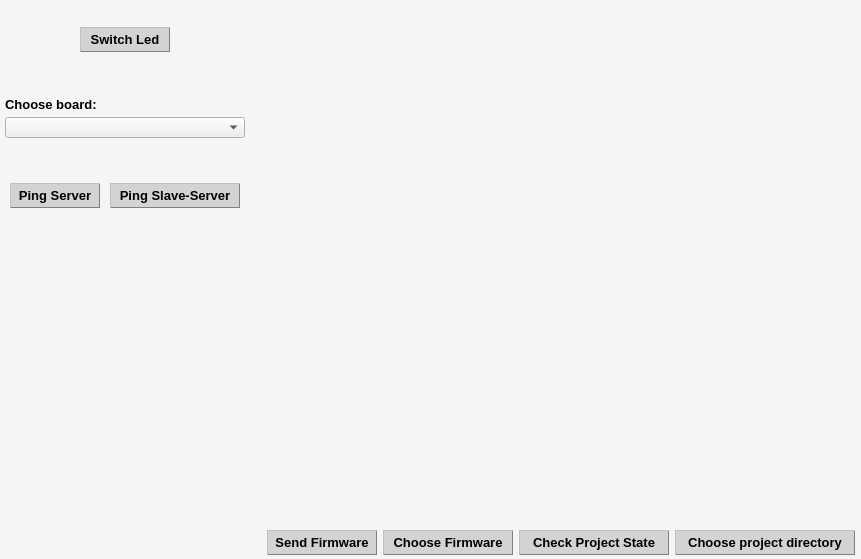
First picture: the form in CLIENT/RHE_Client/rhe_widget.ui, repository qvinn/RHE, before the edit.
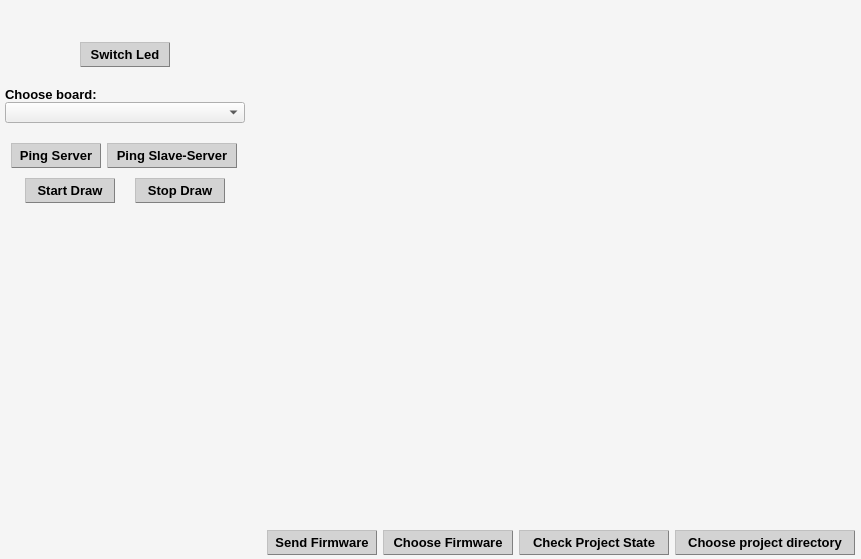
Second picture: the form after the edit. Custom widgets are drawn as their Qt base class.

The edit to the form file:
```diff
--- a/CLIENT/RHE_Client/rhe_widget.ui
+++ b/CLIENT/RHE_Client/rhe_widget.ui
@@ -138,7 +138,7 @@
      <item>
       <layout class="QVBoxLayout" name="verticalLayout">
        <property name="spacing">
-        <number>5</number>
+        <number>0</number>
        </property>
        <property name="sizeConstraint">
         <enum>QLayout::SetMinimumSize</enum>
@@ -300,6 +300,22 @@
          </property>
         </widget>
        </item>
+       <item>
+        <spacer name="verticalSpacer_5">
+         <property name="orientation">
+          <enum>Qt::Vertical</enum>
+         </property>
+         <property name="sizeType">
+          <enum>QSizePolicy::Fixed</enum>
+         </property>
+         <property name="sizeHint" stdset="0">
+          <size>
+           <width>20</width>
+           <height>20</height>
+          </size>
+         </property>
+        </spacer>
+       </item>
        <item>
         <layout class="QHBoxLayout" name="horizontalLayout_3">
          <item>
@@ -594,7 +610,7 @@
          <property name="sizeHint" stdset="0">
           <size>
            <width>20</width>
-           <height>40</height>
+           <height>20</height>
           </size>
          </property>
         </spacer>
@@ -750,7 +766,7 @@
          <property name="sizeHint" stdset="0">
           <size>
            <width>20</width>
-           <height>40</height>
+           <height>20</height>
           </size>
          </property>
         </spacer>
@@ -1317,6 +1333,584 @@
          </item>
         </layout>
        </item>
+       <item>
+        <spacer name="verticalSpacer_4">
+         <property name="orientation">
+          <enum>Qt::Vertical</enum>
+         </property>
+         <property name="sizeType">
+          <enum>QSizePolicy::Fixed</enum>
+         </property>
+         <property name="sizeHint" stdset="0">
+          <size>
+           <width>20</width>
+           <height>10</height>
+          </size>
+         </property>
+        </spacer>
+       </item>
+       <item>
+        <layout class="QHBoxLayout" name="horizontalLayout_5">
+         <item>
+          <widget class="QPushButton" name="pushButton_strt_drw">
+           <property name="minimumSize">
+            <size>
+             <width>90</width>
+             <height>25</height>
+            </size>
+           </property>
+           <property name="maximumSize">
+            <size>
+             <width>90</width>
+             <height>25</height>
+            </size>
+           </property>
+           <property name="palette">
+            <palette>
+             <active>
+              <colorrole role="WindowText">
+               <brush brushstyle="SolidPattern">
+                <color alpha="255">
+                 <red>0</red>
+                 <green>0</green>
+                 <blue>0</blue>
+                </color>
+               </brush>
+              </colorrole>
+              <colorrole role="Button">
+               <brush brushstyle="SolidPattern">
+                <color alpha="255">
+                 <red>211</red>
+                 <green>211</green>
+                 <blue>211</blue>
+                </color>
+               </brush>
+              </colorrole>
+              <colorrole role="Text">
+               <brush brushstyle="SolidPattern">
+                <color alpha="255">
+                 <red>0</red>
+                 <green>0</green>
+                 <blue>0</blue>
+                </color>
+               </brush>
+              </colorrole>
+              <colorrole role="ButtonText">
+               <brush brushstyle="SolidPattern">
+                <color alpha="255">
+                 <red>0</red>
+                 <green>0</green>
+                 <blue>0</blue>
+                </color>
+               </brush>
+              </colorrole>
+              <colorrole role="Base">
+               <brush brushstyle="SolidPattern">
+                <color alpha="255">
+                 <red>211</red>
+                 <green>211</green>
+                 <blue>211</blue>
+                </color>
+               </brush>
+              </colorrole>
+              <colorrole role="Window">
+               <brush brushstyle="SolidPattern">
+                <color alpha="255">
+                 <red>211</red>
+                 <green>211</green>
+                 <blue>211</blue>
+                </color>
+               </brush>
+              </colorrole>
+              <colorrole role="PlaceholderText">
+               <brush brushstyle="SolidPattern">
+                <color alpha="128">
+                 <red>0</red>
+                 <green>0</green>
+                 <blue>0</blue>
+                </color>
+               </brush>
+              </colorrole>
+             </active>
+             <inactive>
+              <colorrole role="WindowText">
+               <brush brushstyle="SolidPattern">
+                <color alpha="255">
+                 <red>0</red>
+                 <green>0</green>
+                 <blue>0</blue>
+                </color>
+               </brush>
+              </colorrole>
+              <colorrole role="Button">
+               <brush brushstyle="SolidPattern">
+                <color alpha="255">
+                 <red>211</red>
+                 <green>211</green>
+                 <blue>211</blue>
+                </color>
+               </brush>
+              </colorrole>
+              <colorrole role="Text">
+               <brush brushstyle="SolidPattern">
+                <color alpha="255">
+                 <red>0</red>
+                 <green>0</green>
+                 <blue>0</blue>
+                </color>
+               </brush>
+              </colorrole>
+              <colorrole role="ButtonText">
+               <brush brushstyle="SolidPattern">
+                <color alpha="255">
+                 <red>0</red>
+                 <green>0</green>
+                 <blue>0</blue>
+                </color>
+               </brush>
+              </colorrole>
+              <colorrole role="Base">
+               <brush brushstyle="SolidPattern">
+                <color alpha="255">
+                 <red>211</red>
+                 <green>211</green>
+                 <blue>211</blue>
+                </color>
+               </brush>
+              </colorrole>
+              <colorrole role="Window">
+               <brush brushstyle="SolidPattern">
+                <color alpha="255">
+                 <red>211</red>
+                 <green>211</green>
+                 <blue>211</blue>
+                </color>
+               </brush>
+              </colorrole>
+              <colorrole role="PlaceholderText">
+               <brush brushstyle="SolidPattern">
+                <color alpha="128">
+                 <red>0</red>
+                 <green>0</green>
+                 <blue>0</blue>
+                </color>
+               </brush>
+              </colorrole>
+             </inactive>
+             <disabled>
+              <colorrole role="WindowText">
+               <brush brushstyle="SolidPattern">
+                <color alpha="255">
+                 <red>0</red>
+                 <green>0</green>
+                 <blue>0</blue>
+                </color>
+               </brush>
+              </colorrole>
+              <colorrole role="Button">
+               <brush brushstyle="SolidPattern">
+                <color alpha="255">
+                 <red>173</red>
+                 <green>216</green>
+                 <blue>230</blue>
+                </color>
+               </brush>
+              </colorrole>
+              <colorrole role="Text">
+               <brush brushstyle="SolidPattern">
+                <color alpha="255">
+                 <red>0</red>
+                 <green>0</green>
+                 <blue>0</blue>
+                </color>
+               </brush>
+              </colorrole>
+              <colorrole role="ButtonText">
+               <brush brushstyle="SolidPattern">
+                <color alpha="255">
+                 <red>0</red>
+                 <green>0</green>
+                 <blue>0</blue>
+                </color>
+               </brush>
+              </colorrole>
+              <colorrole role="Base">
+               <brush brushstyle="SolidPattern">
+                <color alpha="255">
+                 <red>173</red>
+                 <green>216</green>
+                 <blue>230</blue>
+                </color>
+               </brush>
+              </colorrole>
+              <colorrole role="Window">
+               <brush brushstyle="SolidPattern">
+                <color alpha="255">
+                 <red>173</red>
+                 <green>216</green>
+                 <blue>230</blue>
+                </color>
+               </brush>
+              </colorrole>
+              <colorrole role="PlaceholderText">
+               <brush brushstyle="SolidPattern">
+                <color alpha="128">
+                 <red>231</red>
+                 <green>231</green>
+                 <blue>231</blue>
+                </color>
+               </brush>
+              </colorrole>
+             </disabled>
+            </palette>
+           </property>
+           <property name="font">
+            <font>
+             <family>Tahoma</family>
+             <pointsize>10</pointsize>
+             <weight>75</weight>
+             <bold>true</bold>
+            </font>
+           </property>
+           <property name="styleSheet">
+            <string notr="true">QPushButton:checked{
+	background-color: lightblue;
+	border-style: outset;
+	color: black;
+	font: bold 10p;
+	border-style: outset;
+	border-width: 1px;
+	border-radius: 0px;
+	border-color: blue;
+	padding: 0px 0px;
+}
+QPushButton:pressed{
+	background-color: lightblue;
+	border-style: outset;
+	color: black;
+	font: bold 10p;
+	border-style: outset;
+	border-width: 1px;
+	border-radius: 0px;
+	border-color: blue;
+	padding: 0px 0px;
+}
+QPushButton:disabled{
+	background-color: lightblue;
+	border-style: outset;
+	color: black;
+	font: bold 10p;
+	border-style: outset;
+	border-width: 1px;
+	border-radius: 0px;
+	border-color: blue;
+	padding: 0px 0px;
+}
+QPushButton{
+	background-color: lightGray;
+	color: black;
+	border-style: outset;
+	border-width: 1px;
+	border-radius: 0px;
+	border-color: gray;
+	padding: 0px 0px;
+}
+QPushButton:hover{
+	border-style: outset;
+	border-width: 1px;
+	border-radius: 0px;
+	border-color: royalblue;
+}</string>
+           </property>
+           <property name="text">
+            <string>Start Draw</string>
+           </property>
+           <property name="autoDefault">
+            <bool>false</bool>
+           </property>
+          </widget>
+         </item>
+         <item>
+          <widget class="QPushButton" name="pushButton_stp_drw">
+           <property name="minimumSize">
+            <size>
+             <width>90</width>
+             <height>25</height>
+            </size>
+           </property>
+           <property name="maximumSize">
+            <size>
+             <width>90</width>
+             <height>25</height>
+            </size>
+           </property>
+           <property name="palette">
+            <palette>
+             <active>
+              <colorrole role="WindowText">
+               <brush brushstyle="SolidPattern">
+                <color alpha="255">
+                 <red>0</red>
+                 <green>0</green>
+                 <blue>0</blue>
+                </color>
+               </brush>
+              </colorrole>
+              <colorrole role="Button">
+               <brush brushstyle="SolidPattern">
+                <color alpha="255">
+                 <red>211</red>
+                 <green>211</green>
+                 <blue>211</blue>
+                </color>
+               </brush>
+              </colorrole>
+              <colorrole role="Text">
+               <brush brushstyle="SolidPattern">
+                <color alpha="255">
+                 <red>0</red>
+                 <green>0</green>
+                 <blue>0</blue>
+                </color>
+               </brush>
+              </colorrole>
+              <colorrole role="ButtonText">
+               <brush brushstyle="SolidPattern">
+                <color alpha="255">
+                 <red>0</red>
+                 <green>0</green>
+                 <blue>0</blue>
+                </color>
+               </brush>
+              </colorrole>
+              <colorrole role="Base">
+               <brush brushstyle="SolidPattern">
+                <color alpha="255">
+                 <red>211</red>
+                 <green>211</green>
+                 <blue>211</blue>
+                </color>
+               </brush>
+              </colorrole>
+              <colorrole role="Window">
+               <brush brushstyle="SolidPattern">
+                <color alpha="255">
+                 <red>211</red>
+                 <green>211</green>
+                 <blue>211</blue>
+                </color>
+               </brush>
+              </colorrole>
+              <colorrole role="PlaceholderText">
+               <brush brushstyle="SolidPattern">
+                <color alpha="128">
+                 <red>0</red>
+                 <green>0</green>
+                 <blue>0</blue>
+                </color>
+               </brush>
+              </colorrole>
+             </active>
+             <inactive>
+              <colorrole role="WindowText">
+               <brush brushstyle="SolidPattern">
+                <color alpha="255">
+                 <red>0</red>
+                 <green>0</green>
+                 <blue>0</blue>
+                </color>
+               </brush>
+              </colorrole>
+              <colorrole role="Button">
+               <brush brushstyle="SolidPattern">
+                <color alpha="255">
+                 <red>211</red>
+                 <green>211</green>
+                 <blue>211</blue>
+                </color>
+               </brush>
+              </colorrole>
+              <colorrole role="Text">
+               <brush brushstyle="SolidPattern">
+                <color alpha="255">
+                 <red>0</red>
+                 <green>0</green>
+                 <blue>0</blue>
+                </color>
+               </brush>
+              </colorrole>
+              <colorrole role="ButtonText">
+               <brush brushstyle="SolidPattern">
+                <color alpha="255">
+                 <red>0</red>
+                 <green>0</green>
+                 <blue>0</blue>
+                </color>
+               </brush>
+              </colorrole>
+              <colorrole role="Base">
+               <brush brushstyle="SolidPattern">
+                <color alpha="255">
+                 <red>211</red>
+                 <green>211</green>
+                 <blue>211</blue>
+                </color>
+               </brush>
+              </colorrole>
+              <colorrole role="Window">
+               <brush brushstyle="SolidPattern">
+                <color alpha="255">
+                 <red>211</red>
+                 <green>211</green>
+                 <blue>211</blue>
+                </color>
+               </brush>
+              </colorrole>
+              <colorrole role="PlaceholderText">
+               <brush brushstyle="SolidPattern">
+                <color alpha="128">
+                 <red>0</red>
+                 <green>0</green>
+                 <blue>0</blue>
+                </color>
+               </brush>
+              </colorrole>
+             </inactive>
+             <disabled>
+              <colorrole role="WindowText">
+               <brush brushstyle="SolidPattern">
+                <color alpha="255">
+                 <red>0</red>
+                 <green>0</green>
+                 <blue>0</blue>
+                </color>
+               </brush>
+              </colorrole>
+              <colorrole role="Button">
+               <brush brushstyle="SolidPattern">
+                <color alpha="255">
+                 <red>173</red>
+                 <green>216</green>
+                 <blue>230</blue>
+                </color>
+               </brush>
+              </colorrole>
+              <colorrole role="Text">
+               <brush brushstyle="SolidPattern">
+                <color alpha="255">
+                 <red>0</red>
+                 <green>0</green>
+                 <blue>0</blue>
+                </color>
+               </brush>
+              </colorrole>
+              <colorrole role="ButtonText">
+               <brush brushstyle="SolidPattern">
+                <color alpha="255">
+                 <red>0</red>
+                 <green>0</green>
+                 <blue>0</blue>
+                </color>
+               </brush>
+              </colorrole>
+              <colorrole role="Base">
+               <brush brushstyle="SolidPattern">
+                <color alpha="255">
+                 <red>173</red>
+                 <green>216</green>
+                 <blue>230</blue>
+                </color>
+               </brush>
+              </colorrole>
+              <colorrole role="Window">
+               <brush brushstyle="SolidPattern">
+                <color alpha="255">
+                 <red>173</red>
+                 <green>216</green>
+                 <blue>230</blue>
+                </color>
+               </brush>
+              </colorrole>
+              <colorrole role="PlaceholderText">
+               <brush brushstyle="SolidPattern">
+                <color alpha="128">
+                 <red>231</red>
+                 <green>231</green>
+                 <blue>231</blue>
+                </color>
+               </brush>
+              </colorrole>
+             </disabled>
+            </palette>
+           </property>
+           <property name="font">
+            <font>
+             <family>Tahoma</family>
+             <pointsize>10</pointsize>
+             <weight>75</weight>
+             <bold>true</bold>
+            </font>
+           </property>
+           <property name="styleSheet">
+            <string notr="true">QPushButton:checked{
+	background-color: lightblue;
+	border-style: outset;
+	color: black;
+	font: bold 10p;
+	border-style: outset;
+	border-width: 1px;
+	border-radius: 0px;
+	border-color: blue;
+	padding: 0px 0px;
+}
+QPushButton:pressed{
+	background-color: lightblue;
+	border-style: outset;
+	color: black;
+	font: bold 10p;
+	border-style: outset;
+	border-width: 1px;
+	border-radius: 0px;
+	border-color: blue;
+	padding: 0px 0px;
+}
+QPushButton:disabled{
+	background-color: lightblue;
+	border-style: outset;
+	color: black;
+	font: bold 10p;
+	border-style: outset;
+	border-width: 1px;
+	border-radius: 0px;
+	border-color: blue;
+	padding: 0px 0px;
+}
+QPushButton{
+	background-color: lightGray;
+	color: black;
+	border-style: outset;
+	border-width: 1px;
+	border-radius: 0px;
+	border-color: gray;
+	padding: 0px 0px;
+}
+QPushButton:hover{
+	border-style: outset;
+	border-width: 1px;
+	border-radius: 0px;
+	border-color: royalblue;
+}</string>
+           </property>
+           <property name="text">
+            <string>Stop Draw</string>
+           </property>
+           <property name="autoDefault">
+            <bool>false</bool>
+           </property>
+          </widget>
+         </item>
+        </layout>
+       </item>
        <item>
         <spacer name="verticalSpacer">
          <property name="orientation">
@@ -1357,6 +1951,12 @@
            <verstretch>0</verstretch>
           </sizepolicy>
          </property>
+         <property name="minimumSize">
+          <size>
+           <width>0</width>
+           <height>110</height>
+          </size>
+         </property>
          <property name="text">
           <string notr="true"/>
          </property>
@@ -2542,6 +3142,14 @@
    </layout>
   </widget>
  </widget>
+ <customwidgets>
+  <customwidget>
+   <class>QCustomPlot</class>
+   <extends>QWidget</extends>
+   <header location="global">qcustomplot.h</header>
+   <container>1</container>
+  </customwidget>
+ </customwidgets>
  <resources/>
  <connections/>
 </ui>
```
Left out of the diff: 19 changed lines with no effect on the pictures.
